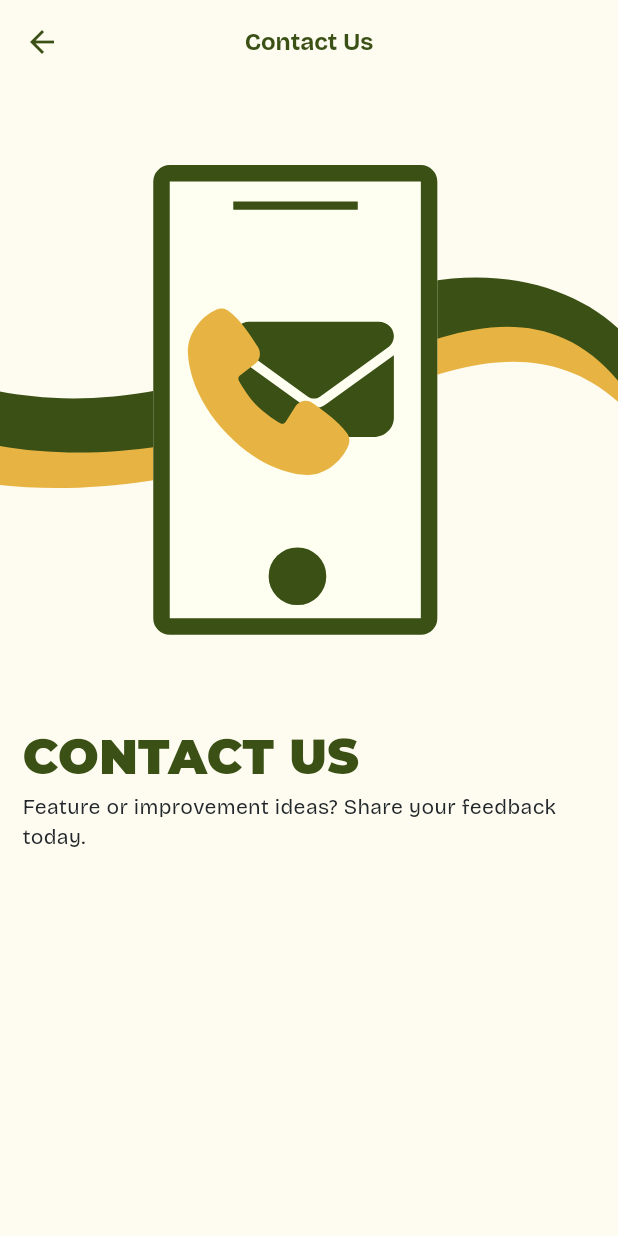
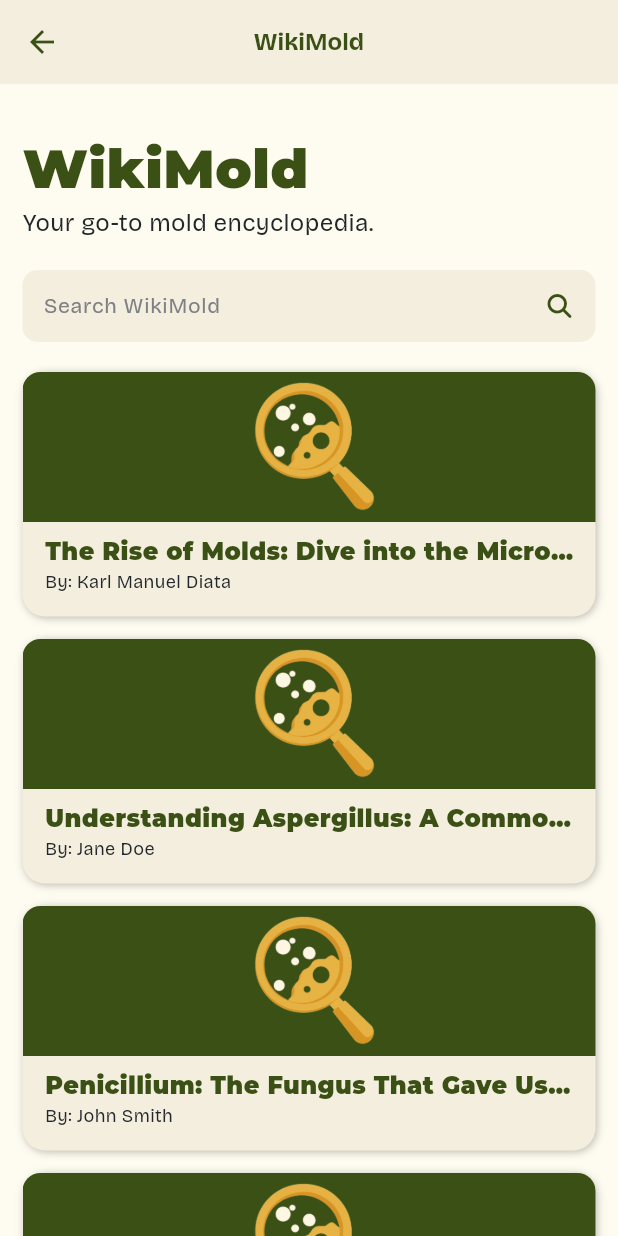
Before and after one commit to fortran-thesis/mobile, a Flutter app: the screen it shows after launch, in the side drawer, after a tap on "Contact Us", on a phone screen of 412 x 824 dp. Run offline on Flutter 3.47's test engine with Material 3 defaults, Android fonts, the light colour scheme and no system bars; our stand-ins replace camera, dotted_border, equatable, firebase_auth, firebase_core, flutter_bloc and 5 more; accounts and stored records are empty; project files that could hold a hidden picture were left out.

Commit message:
main wiki mold page and view wikimold ui done

```diff
--- a/lib/pages/identification/main_camera.dart
+++ b/lib/pages/identification/main_camera.dart
@@ -72,7 +72,7 @@ class _MainCameraScreenState extends State<MainCameraScreen> {
             color: MoldifyColors.backgroundColor,
             child: SingleChildScrollView(
               child: Padding(
-                padding: const EdgeInsets.symmetric(vertical: 30.0),
+                padding: const EdgeInsets.symmetric(vertical: 20.0),
                 child: Column(
                   crossAxisAlignment: CrossAxisAlignment.start,
                   children: [
@@ -178,7 +178,7 @@ class _MainCameraScreenState extends State<MainCameraScreen> {
                             ),
                             Padding(
                               padding: const EdgeInsets.only(
-                                  top: 10.0, bottom: 60.0),
+                                  top: 10.0, bottom: 70.0),
                               child: BuildButton(
                                   buttonText: 'Upload Image',
                                   onPressed: _isProcessingImage ? () {} : _pickImageFromGallery,
--- a/lib/pages/misc/appbar/primary_app_bar.dart
+++ b/lib/pages/misc/appbar/primary_app_bar.dart
@@ -7,17 +7,20 @@ import 'package:moldify/pages/misc/colors.dart';
 /// - [title]: The title of the AppBar.
 /// - [rightIcon]: An optional icon displayed on the right side of the AppBar.
 /// - [onRightIconPressed]: A callback function that is called when the right icon is pressed.
+/// - [rightIconColor]: An optional color for the right icon.
 
 class PrimaryAppBar extends StatelessWidget implements PreferredSizeWidget {
   final String title;
   final Icon? rightIcon;
   final VoidCallback? onRightIconPressed;
+  final Color? rightIconColor;
 
   const PrimaryAppBar({
     super.key,
     required this.title,
     this.rightIcon,
     this.onRightIconPressed,
+    this.rightIconColor,
   });
 
   @override
@@ -43,7 +46,7 @@ class PrimaryAppBar extends StatelessWidget implements PreferredSizeWidget {
           IconButton(
             icon: rightIcon!,
             onPressed: onRightIconPressed,
-            color: MoldifyColors.primaryColor,
+            color: rightIconColor ?? MoldifyColors.primaryColor,
           ),
       ],
     );
--- a/lib/pages/misc/functions/app_drawer.dart
+++ b/lib/pages/misc/functions/app_drawer.dart
@@ -5,6 +5,7 @@ import 'package:moldify/pages/support/contact_us.dart';
 import 'package:moldify/pages/support/report_bug.dart';
 import 'package:moldify/pages/support/send_feedback.dart';
 import 'package:moldify/pages/misc/colors.dart';
+import 'package:moldify/pages/wikimold/main_wikimold.dart';
 import '../../settings/main_account_settings.dart';
 import 'package:provider/provider.dart';
 import 'package:moldify/providers/auth_provider.dart';
@@ -19,7 +20,8 @@ class AppDrawer extends StatelessWidget {
 
   @override
   Widget build(BuildContext context) {
-    return SizedBox(
+    return SafeArea(
+      child: SizedBox(
         width: 270,
         child: Drawer(
           shape: RoundedRectangleBorder(
@@ -188,7 +190,7 @@ class AppDrawer extends StatelessWidget {
                   onTap: () {
                     Navigator.of(context).push(
                       MaterialPageRoute(
-                      builder: (context) => const ContactUsScreen(),
+                        builder: (context) => const MainWikiMoldScreen(),
                       ),
                     );
                   },
@@ -262,6 +264,7 @@ class AppDrawer extends StatelessWidget {
             ),
           ),
         ),
+      ),
     );
   }
 }
--- a/lib/pages/misc/textboxes/textboxes.dart
+++ b/lib/pages/misc/textboxes/textboxes.dart
@@ -112,7 +112,7 @@ class _BuildTextBoxState extends State<BuildTextBox> {
             ? Icon(
             widget.rightIcon,
             color: MoldifyColors.primaryColor,
-            size: 8.0,
+            size: 16.0,
         )
             : null,
       ),
--- /dev/null
+++ b/lib/pages/misc/tiles/wikimold_tiles.dart
@@ -0,0 +1,152 @@
+import 'package:flutter/cupertino.dart';
+import 'package:flutter/material.dart';
+import 'package:moldify/pages/misc/colors.dart';
+
+/// This is a tile widget for displaying wiki molds.
+/// It shows an image, title, and author name, and handles tap interactions.
+/// Parameters:
+/// - [title]: The title of the wiki mold.
+/// - [authorName]: The name of the author.
+/// - [imageUrl]: The URL of the image to display (optional).
+/// - [onTap]: A callback function that is called when the tile is tapped.
+
+class WikiMoldTile extends StatefulWidget {
+  final String title;
+  final String authorName;
+  final String? imageUrl;
+  final VoidCallback onTap;
+
+  const WikiMoldTile({
+    super.key,
+    required this.title,
+    required this.authorName,
+    this.imageUrl,
+    required this.onTap,
+  });
+
+  @override
+  State<WikiMoldTile> createState() => _WikiMoldTileState();
+}
+
+class _WikiMoldTileState extends State<WikiMoldTile> {
+  Color _containerColor = MoldifyColors.taupe;
+  final String defaultImageUrl =
+      'assets/images/Branding2.png';
+
+  @override
+  Widget build(BuildContext context) {
+    return GestureDetector(
+      onTapDown: (_) {
+        setState(() {
+          _containerColor = MoldifyColors.taupe.withValues(alpha: 0.7);
+        });
+      },
+      onTapUp: (_) {
+        setState(() {
+          _containerColor = MoldifyColors.taupe;
+        });
+        widget.onTap();
+      },
+      onTapCancel: () {
+        setState(() {
+          _containerColor = MoldifyColors.taupe;
+        });
+      },
+      child: Container(
+        width: MediaQuery.of(context).size.width,
+        decoration: BoxDecoration(
+          borderRadius: BorderRadius.circular(15.0),
+          color: _containerColor,
+            boxShadow: const[
+              BoxShadow(
+                color: Colors.black26,
+                blurRadius: 4.0,
+                offset: Offset(1, 1),
+              ),
+            ]
+        ),
+        child: Column(
+          crossAxisAlignment: CrossAxisAlignment.start,
+          children: [
+            Container(
+              decoration: BoxDecoration(
+                color: (widget.imageUrl != null &&
+                    widget.imageUrl != "no_image")
+                    ? null
+                    : Colors.transparent,
+                borderRadius: const BorderRadius.only(
+                  topLeft: Radius.circular(15.0),
+                  topRight: Radius.circular(15.0),
+                ),
+              ),
+              width: MediaQuery.of(context).size.width,
+              height: 100,
+              child: ClipRRect(
+                borderRadius: const BorderRadius.only(
+                  topLeft: Radius.circular(12.0),
+                  topRight: Radius.circular(12.0),
+                ),
+                child: (widget.imageUrl != null && widget.imageUrl != "no_image")
+                    ? Image.asset(
+                  widget.imageUrl!,
+                  width: double.infinity,
+                  height: double.infinity,
+                  fit: BoxFit.cover,
+                  errorBuilder: (context, error, stackTrace) {
+                    return Image.network(
+                      defaultImageUrl,
+                      width: double.infinity,
+                      height: double.infinity,
+                      fit: BoxFit.cover,
+                      errorBuilder: (context, error, stackTrace) {
+                        return Container(
+                          color: Colors.transparent,
+                          child: const Center(
+                            child: Icon(Icons.broken_image,
+                                color: MoldifyColors.primaryColor),
+                          ),
+                        );
+                      },
+                    );
+                  },
+                )
+                    : Image.asset(
+                    'assets/images/Branding2.png',
+                    fit: BoxFit.cover
+                ),
+              ),
+            ),
+            Padding(
+              padding:
+              const EdgeInsets.only(top: 8.0, bottom: 15.0, left: 15, right: 15),
+              child: Column(
+                crossAxisAlignment: CrossAxisAlignment.start,
+                children: [
+                  Text(
+                    widget.title,
+                    maxLines: 1,
+                    overflow: TextOverflow.ellipsis,
+                    style: const TextStyle(
+                      fontFamily: 'Montserrat-Black',
+                      fontSize: 16,
+                      color: MoldifyColors.primaryColor,
+                    ),
+                  ),
+                  Text(
+                    'By: ${widget.authorName}',
+                    overflow: TextOverflow.ellipsis,
+                    style: const TextStyle(
+                      fontFamily: 'Bricolage-Grotesque-Regular',
+                      fontSize: 12,
+                      color: MoldifyColors.MoldifyBlack,
+                    ),
+                  ),
+                ],
+              ),
+            ),
+          ],
+        ),
+      ),
+    );
+  }
+}
--- /dev/null
+++ b/lib/pages/wikimold/main_wikimold.dart
@@ -0,0 +1,128 @@
+import 'package:flutter/cupertino.dart';
+import 'package:flutter/material.dart';
+import 'package:font_awesome_flutter/font_awesome_flutter.dart';
+import 'package:moldify/pages/misc/appbar/primary_app_bar.dart';
+import 'package:moldify/pages/misc/colors.dart';
+import 'package:moldify/pages/misc/textboxes/textboxes.dart';
+import 'package:moldify/pages/wikimold/view_wikimold.dart';
+
+import '../misc/tiles/wikimold_tiles.dart';
+
+class MainWikiMoldScreen extends StatefulWidget {
+  const MainWikiMoldScreen({super.key});
+
+  @override
+  State<MainWikiMoldScreen> createState() => _MainWikiMoldScreenState();
+}
+class _MainWikiMoldScreenState extends State<MainWikiMoldScreen> {
+  final TextEditingController searchController = TextEditingController();
+  @override
+  Widget build(BuildContext context) {
+
+    /// Sample data for WikiMold articles
+    final List<Map<String, String?>> wikiArticles = [
+      {
+        'title': 'The Rise of Molds: Dive into the Microscopic Landscape of Growing Fungi',
+        'authorName': 'Karl Manuel Diata',
+        'imageUrl': null,
+      },
+      {
+        'title': 'Understanding Aspergillus: A Common Household Mold',
+        'authorName': 'Jane Doe',
+        'imageUrl': null,
+      },
+      {
+        'title': 'Penicillium: The Fungus That Gave Us Penicillin',
+        'authorName': 'John Smith',
+        'imageUrl': null,
+      },
+      {
+        'title': 'Stachybotrys (Black Mold): Risks and Remediation',
+        'authorName': 'Dr. Emily Carter',
+        'imageUrl': null,
+      },
+      {
+        'title': 'The Colorful World of Fusarium',
+        'authorName': 'Dr. Alan Grant',
+        'imageUrl': null,
+      },
+    ];
+    /// End of sample data
+
+    return Scaffold(
+      backgroundColor: MoldifyColors.backgroundColor,
+      appBar: PrimaryAppBar(
+          title: 'WikiMold',
+      ),
+      body: SingleChildScrollView(
+        child: Padding(
+          padding: const EdgeInsets.symmetric(horizontal: 15.0, vertical: 30.0),
+          child: Column(
+            crossAxisAlignment: CrossAxisAlignment.start,
+            children: [
+              /// ----------- Edit Profile Header -----------
+              Text(
+                  'WikiMold',
+                  style: TextStyle(
+                    fontSize: 36,
+                    fontFamily: 'Montserrat-Black',
+                    color: MoldifyColors.primaryColor,
+                  )
+              ),
+              Text(
+                  'Your go-to mold encyclopedia.',
+                  style: TextStyle(
+                    fontSize: 16,
+                    fontFamily: 'Bricolage-Grotesque-Regular',
+                    color: MoldifyColors.MoldifyBlack,
+                  )
+              ),
+              /// ----------- End of Edit Profile Header -----------
+
+              /// Search Box
+              Padding(
+                padding: const EdgeInsets.symmetric(vertical: 20.0),
+                child: BuildTextBox(
+                    hintText: 'Search WikiMold',
+                    controller: searchController,
+                    showPassword: false,
+                    rightIcon: FontAwesomeIcons.magnifyingGlass,
+                ),
+              ),
+
+              /// List of WikiMold Articles
+              ListView.builder(
+                shrinkWrap: true,
+                physics: const NeverScrollableScrollPhysics(),
+                itemCount: wikiArticles.length,
+                itemBuilder: (context, index) {
+                  final article = wikiArticles[index];
+                  return Padding(
+                    padding: const EdgeInsets.only(bottom: 15.0),
+                    child: WikiMoldTile(
+                      title: article['title']!,
+                      authorName: article['authorName']!,
+                      imageUrl: article['imageUrl'],
+                      onTap: () {
+                        Navigator.of(context).push(
+                          MaterialPageRoute(
+                            builder: (context) => ViewWikiMoldScreen(
+                              articleAuthor: article['authorName']!,
+                              articleTitle: article['title']!,
+                              articleImageUrl: article['imageUrl'] ?? 'assets/images/Branding2.png',
+                            ),
+                          ),
+                        );
+                      },
+                    ),
+                  );
+                },
+              )
+              /// End of List of WikiMold Articles
+            ],
+          ),
+        ),
+      ),
+    );
+  }
+}
```
Also changed, not shown: lib/pages/misc/images/circle_avatar.dart (added, +32 -0 lines), lib/pages/wikimold/view_wikimold.dart (added, +184 -0 lines), assets/images/Branding1.png (added), assets/images/Branding2.png (added). Lines whose indentation alone changed are shown as unchanged.
